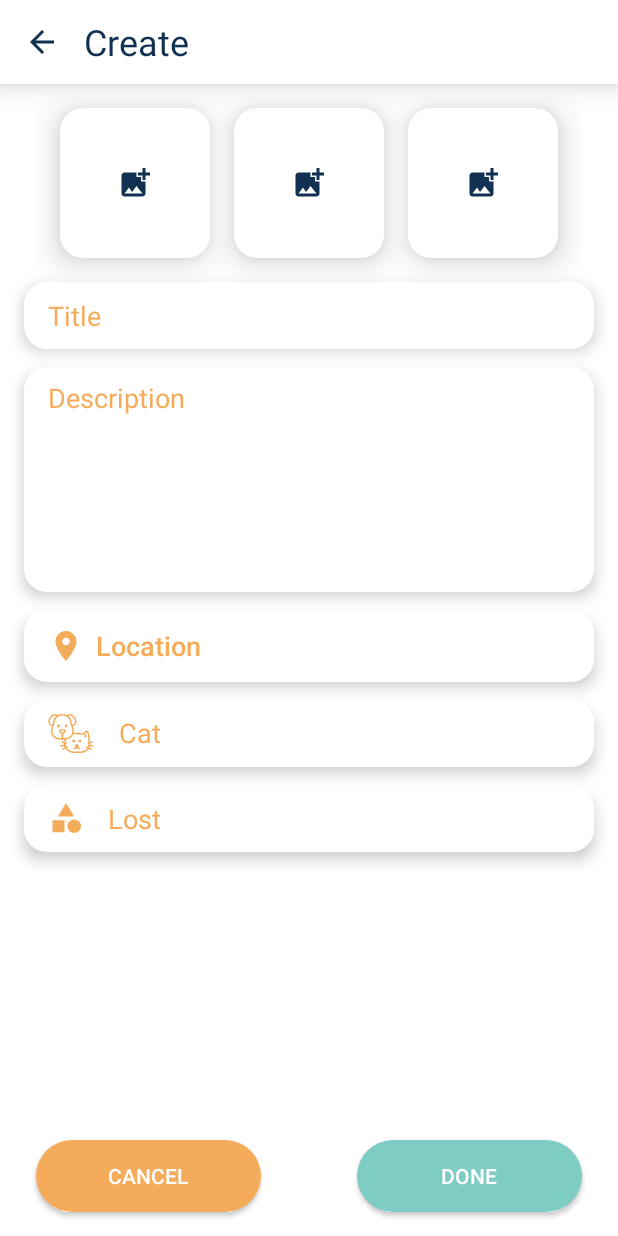
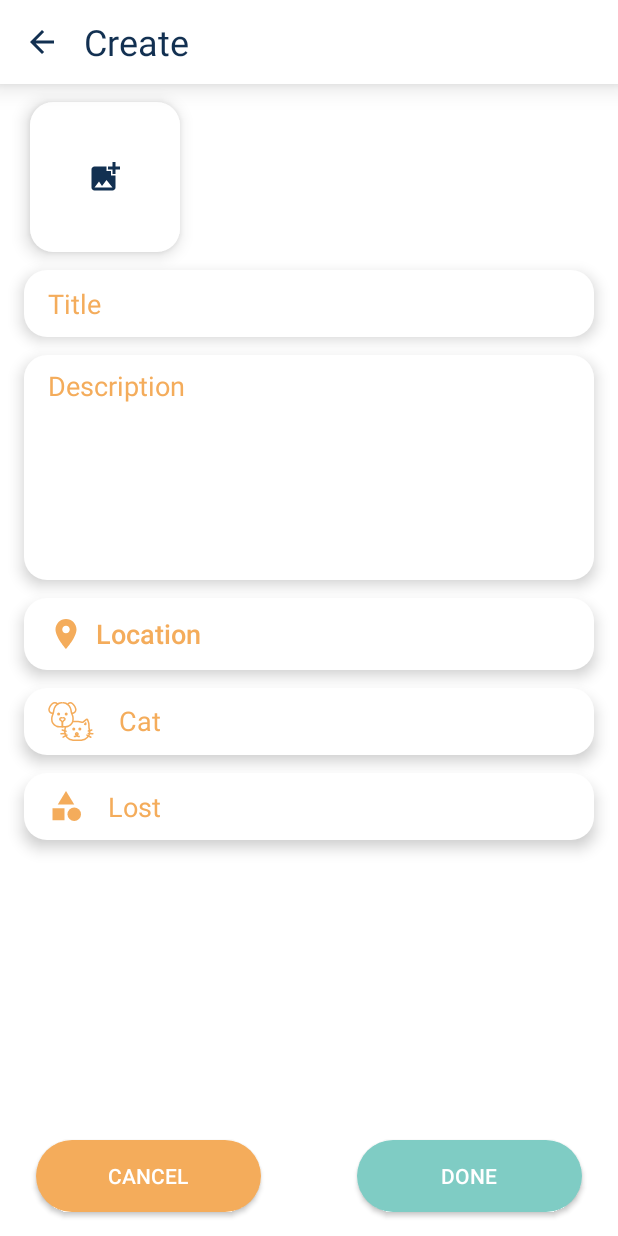
Before and after one commit to RuslanBarcho/LostPet, an Android app: the CreateActivity screen opened directly, with no data from a screen before it, on a phone screen of 412 x 824 dp. Run offline under Robolectric (Android 15) with nearby library versions, the phone set to English and light mode, and no system bars; our stand-ins replace RxJava; pictures from the network do not load.

Commit message:
Refactoring image uploading

```diff
--- a/app/src/main/java/io/vinter/lostpet/ui/create/CreateActivity.kt
+++ b/app/src/main/java/io/vinter/lostpet/ui/create/CreateActivity.kt
@@ -7,17 +7,14 @@ import android.content.Intent
 import android.net.Uri
 import android.support.v7.app.AppCompatActivity
 import android.os.Bundle
+import android.support.v7.widget.LinearLayoutManager
 import android.widget.ArrayAdapter
-import android.widget.ImageView
 import android.widget.Toast
-import com.bumptech.glide.load.resource.bitmap.CenterCrop
-import com.bumptech.glide.load.resource.bitmap.RoundedCorners
 
 import io.vinter.lostpet.R
 import io.vinter.lostpet.entity.advert.Advert
-import io.vinter.lostpet.utils.GlideApp
-import io.vinter.lostpet.utils.RealPathUtil
 import io.vinter.lostpet.utils.StyleApplicator
+import io.vinter.lostpet.utils.adapter.AddPictureRecyclerAdapter
 import kotlinx.android.synthetic.main.activity_create.*
 
 class CreateActivity : AppCompatActivity() {
@@ -40,6 +37,8 @@ class CreateActivity : AppCompatActivity() {
         postAdapter.setDropDownViewResource(R.layout.spinner_dropdown_item)
         spinnerPet.adapter = petAdapter
         spinnerPost.adapter = postAdapter
+
+        if (viewModel.fileUri.value == null) viewModel.fileUri.postValue(ArrayList())
 
         create_button_done.setOnClickListener {
             var animalType = "cat"
@@ -71,30 +70,9 @@ class CreateActivity : AppCompatActivity() {
 
         viewModel.fileUri.observe(this, Observer {
             if (it != null){
-                when(it.size){
-                    1 -> displayImage(add_image_one, it[0])
-                    2 -> {
-                        displayImage(add_image_one, it[0])
-                        displayImage(add_image_two, it[1])
-                    }
-                    3 -> {
-                        displayImage(add_image_one, it[0])
-                        displayImage(add_image_two, it[1])
-                        displayImage(add_image_three, it[2])
-                    }
-                }
+                configureImageRecycler(it)
             }
         })
-
-        add_image_one.setOnClickListener {
-            getImageFromLibrary()
-        }
-        add_image_two.setOnClickListener {
-            getImageFromLibrary()
-        }
-        add_image_three.setOnClickListener {
-            getImageFromLibrary()
-        }
 
         viewModel.error.observe(this, Observer{
             if (it != null){
@@ -111,12 +89,11 @@ class CreateActivity : AppCompatActivity() {
         startActivityForResult(Intent.createChooser(intent, "Select Picture"), 44)
     }
 
-    private fun displayImage(v: ImageView, u: Uri){
-        val realPath = RealPathUtil.getRealPathFromURI_API19(this, u)
-        GlideApp.with(this)
-                .load(realPath)
-                .transforms(CenterCrop(), RoundedCorners(30))
-                .into(v)
+    private fun configureImageRecycler(files: ArrayList<Uri>){
+        create_image_recycler.layoutManager = LinearLayoutManager(this, LinearLayoutManager.HORIZONTAL, false)
+        create_image_recycler.adapter = AddPictureRecyclerAdapter(files, this) {
+            getImageFromLibrary()
+        }
     }
 
     override fun onActivityResult(requestCode: Int, resultCode: Int, data: Intent?){
--- /dev/null
+++ b/app/src/main/java/io/vinter/lostpet/utils/adapter/AddPictureRecyclerAdapter.kt
@@ -0,0 +1,50 @@
+package io.vinter.lostpet.utils.adapter
+
+import android.content.Context
+import android.net.Uri
+import android.support.v7.widget.RecyclerView
+import android.util.Log
+import android.view.LayoutInflater
+import android.view.View
+import android.view.ViewGroup
+import android.widget.ImageView
+import com.bumptech.glide.load.resource.bitmap.CenterCrop
+import com.bumptech.glide.load.resource.bitmap.RoundedCorners
+import io.vinter.lostpet.R
+import io.vinter.lostpet.utils.GlideApp
+import io.vinter.lostpet.utils.RealPathUtil
+
+class AddPictureRecyclerAdapter(private val files: ArrayList<Uri>, private val context: Context, val listener: () -> Unit) : RecyclerView.Adapter<AddPictureRecyclerAdapter.PictureViewHolder>() {
+
+    override fun onCreateViewHolder(viewGroup: ViewGroup, i: Int): PictureViewHolder {
+        val inflater = LayoutInflater.from(viewGroup.context)
+        val itemView = inflater.inflate(R.layout.item_add_photo, viewGroup, false)
+        return PictureViewHolder(itemView)
+    }
+
+    override fun onBindViewHolder(holder: PictureViewHolder, i: Int) {
+        holder.image.setOnClickListener {
+            listener()
+        }
+        if (i < files.size){
+            displayImage(holder.image, files[i], context)
+        }
+    }
+
+    override fun getItemCount(): Int {
+        return files.size + 1
+    }
+
+    class PictureViewHolder(itemView: View) : RecyclerView.ViewHolder(itemView) {
+        var image: ImageView = itemView.findViewById(R.id.add_pic_item)
+    }
+
+    private fun displayImage(v: ImageView, u: Uri, context: Context){
+        val realPath = RealPathUtil.getRealPathFromURI_API19(context, u)
+        GlideApp.with(context)
+                .load(realPath)
+                .transforms(CenterCrop(), RoundedCorners(30))
+                .into(v)
+    }
+
+}
--- a/app/src/main/res/layout/activity_create.xml
+++ b/app/src/main/res/layout/activity_create.xml
@@ -47,54 +47,12 @@
                 android:textSize="24sp" />
         </RelativeLayout>
 
-        <LinearLayout
-            android:layout_width="wrap_content"
+        <android.support.v7.widget.RecyclerView
+            android:id="@+id/create_image_recycler"
+            android:layout_width="match_parent"
             android:layout_height="wrap_content"
-            android:layout_gravity="center_horizontal"
-            android:orientation="horizontal">
-
-            <ImageButton
-                android:id="@+id/add_image_one"
-                android:layout_width="100dp"
-                android:layout_height="100dp"
-                android:layout_marginBottom="16dp"
-                android:layout_marginLeft="16dp"
-                android:layout_marginRight="8dp"
-                android:layout_marginTop="16dp"
-                android:layout_weight="1"
-                android:background="@drawable/background_container_ripple"
-                android:elevation="3dp"
-                android:translationZ="10dp"
-                app:srcCompat="@drawable/ic_picture_add" />
-
-            <ImageButton
-                android:id="@+id/add_image_two"
-                android:layout_width="100dp"
-                android:layout_height="100dp"
-                android:layout_marginBottom="16dp"
-                android:layout_marginLeft="8dp"
-                android:layout_marginRight="8dp"
-                android:layout_marginTop="16dp"
-                android:layout_weight="1"
-                android:background="@drawable/background_container_ripple"
-                android:elevation="3dp"
-                android:translationZ="10dp"
-                app:srcCompat="@drawable/ic_picture_add" />
-
-            <ImageButton
-                android:id="@+id/add_image_three"
-                android:layout_width="100dp"
-                android:layout_height="100dp"
-                android:layout_marginBottom="16dp"
-                android:layout_marginLeft="8dp"
-                android:layout_marginRight="16dp"
-                android:layout_marginTop="16dp"
-                android:layout_weight="1"
-                android:background="@drawable/background_container_ripple"
-                android:elevation="3dp"
-                android:translationZ="10dp"
-                app:srcCompat="@drawable/ic_picture_add" />
-        </LinearLayout>
+            android:layout_marginLeft="8dp"
+            android:layout_marginRight="8dp" />
 
         <EditText
             android:id="@+id/create_title"
--- a/app/src/main/res/layout/item_add_photo.xml
+++ b/app/src/main/res/layout/item_add_photo.xml
@@ -5,7 +5,7 @@
     android:layout_height="wrap_content">
 
     <ImageButton
-        android:id="@+id/added_image"
+        android:id="@+id/add_pic_item"
         android:layout_width="100dp"
         android:layout_height="100dp"
         android:layout_marginBottom="12dp"
```
